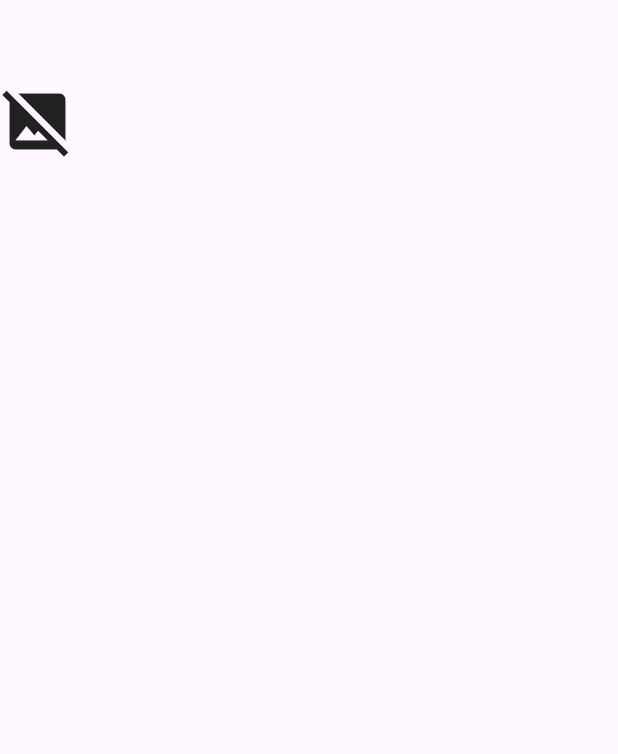
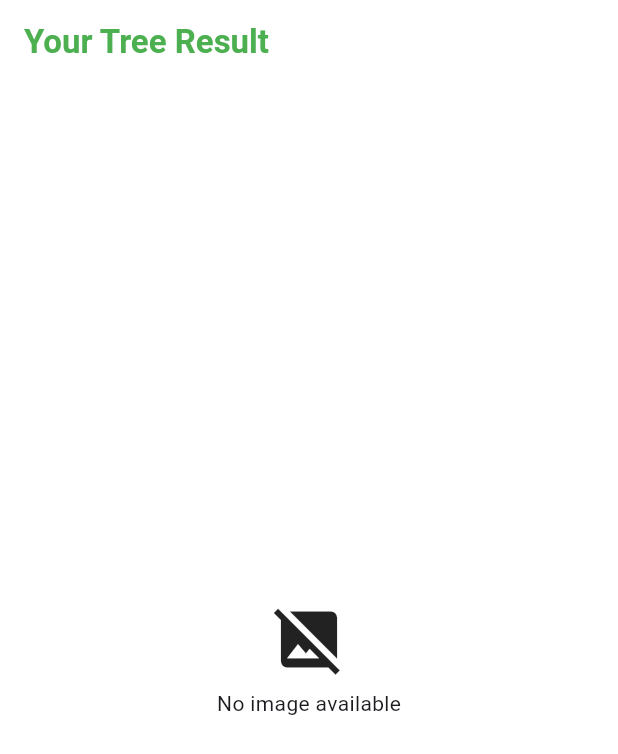
Before and after one commit to DevDadd/treecare-testing-v1, a Flutter app: the HistoryDetailPage screen opened by its route, on a phone screen of 412 x 824 dp. Shown: the top 754 px of the screen. Run offline on Flutter 3.47's test engine with Material 3 defaults, Android fonts, the phone set to English and light mode, and no system bars; our stand-ins replace animated_bottom_navigation_bar, bloc, copy_with_extension, dash_chat_2, dio, equatable and 13 more; accounts and stored records are empty; network calls fail; Roboto replaces fonts that are missing (Cairo).

Commit message:
Initialize Chatbot

```diff
--- a/lib/core/contains.dart
+++ b/lib/core/contains.dart
@@ -1,4 +1,6 @@
 class Contains {
   Contains(_);
   static const String baseUrl = "http://10.0.2.2:8000/";
+  static const String Gemini_Api_Key =
+      "AIzaSyB6oVR3GPOPW8pYWIEVhusSlCnaJaX2wJg";
 }
--- a/lib/di.dart
+++ b/lib/di.dart
@@ -1,4 +1,5 @@
 import 'package:get_it/get_it.dart';
+import 'package:testtree/cubit/chat_cubit.dart';
 import 'package:testtree/cubit/file_cubit.dart';
 import 'package:testtree/cubit/tree_cubit.dart';
 
@@ -7,4 +8,5 @@ final getIt = GetIt.instance;
 void setup() {
   getIt.registerSingleton<FileCubit>(FileCubit());
   getIt.registerSingleton<TreeCubit>(TreeCubit());
+  getIt.registerSingleton<ChatCubit>(ChatCubit());
 }
--- a/lib/feature/home/setting/views/history_detail_page.dart
+++ b/lib/feature/home/setting/views/history_detail_page.dart
@@ -1,8 +1,8 @@
 import 'package:flutter/material.dart';
 import 'package:flutter_bloc/flutter_bloc.dart';
+import 'package:google_fonts/google_fonts.dart';
 import 'package:testtree/cubit/tree_cubit.dart';
 import 'package:testtree/cubit/tree_state.dart';
-import 'package:testtree/model/tree.dart';
 
 class HistoryDetailPage extends StatefulWidget {
   const HistoryDetailPage({super.key, required this.treeId});
@@ -15,35 +15,120 @@ class HistoryDetailPage extends StatefulWidget {
 class _HistoryDetailPageState extends State<HistoryDetailPage> {
   @override
   void initState() {
-    // TODO: implement initState
     super.initState();
     context.read<TreeCubit>().getTree(widget.treeId);
   }
 
   @override
   Widget build(BuildContext context) {
+    final size = MediaQuery.of(context).size;
+
     return Scaffold(
-      appBar: AppBar(),
+      backgroundColor: Colors.white,
+      appBar: AppBar(
+        backgroundColor: Colors.transparent,
+        elevation: 0,
+        title: Text(
+          "Your Tree Result",
+          style: GoogleFonts.cairo(
+            fontWeight: FontWeight.w700,
+            color: Colors.green,
+          ),
+        ),
+      ),
       body: BlocBuilder<TreeCubit, TreeState>(
         builder: (context, state) {
           final tree = state.treeResult;
-          return Column(
-            children: [
-              if (tree?.imageUrl != null && tree!.imageUrl!.isNotEmpty)
-                Container(
-                  width: double.infinity,
-                  height: 200,
-                  child: Image.network(
-                    tree.imageUrl!,
-                    fit: BoxFit.cover,
-                    errorBuilder: (context, error, stackTrace) =>
-                        const Icon(Icons.broken_image, size: 50),
+
+          if (tree != null &&
+              tree.imageUrl != null &&
+              tree.imageUrl!.isNotEmpty) {
+            return Padding(
+              padding: const EdgeInsets.all(8.0),
+              child: Column(
+                crossAxisAlignment: CrossAxisAlignment.center,
+                children: [
+                  ClipRRect(
+                    borderRadius: BorderRadius.circular(10),
+                    child: Image.network(
+                      tree.imageUrl ?? " ",
+                      fit: BoxFit.cover,
+                    ),
                   ),
-                )
-              else
-                const Icon(Icons.image_not_supported, size: 50),
-            ],
-          );
+
+                  const SizedBox(height: 20),
+
+                  // Content
+                  Padding(
+                    padding: const EdgeInsets.symmetric(horizontal: 20),
+                    child: Column(
+                      crossAxisAlignment: CrossAxisAlignment.start,
+                      children: [
+                        Text(
+                          tree.species ?? "Unknown Tree",
+                          style: GoogleFonts.cairo(
+                            fontWeight: FontWeight.w700,
+                            fontSize: 28,
+                            color: Colors.black87,
+                          ),
+                        ),
+                        const SizedBox(height: 6),
+                        Text(
+                          tree.disease ?? "No disease detected",
+                          style: GoogleFonts.cairo(
+                            fontWeight: FontWeight.w400,
+                            fontSize: 18,
+                            color: Colors.black54,
+                          ),
+                        ),
+                        const SizedBox(height: 16),
+                        Row(
+                          mainAxisAlignment: MainAxisAlignment.spaceBetween,
+                          children: [
+                            Container(
+                              padding: const EdgeInsets.symmetric(
+                                horizontal: 16,
+                                vertical: 8,
+                              ),
+                              decoration: BoxDecoration(
+                                color: Colors.green,
+                                borderRadius: BorderRadius.circular(20),
+                              ),
+                              child: Text(
+                                "DETECTED",
+                                style: GoogleFonts.cairo(
+                                  color: Colors.white,
+                                  fontWeight: FontWeight.bold,
+                                  fontSize: 14,
+                                ),
+                              ),
+                            ),
+                            const Icon(
+                              Icons.eco,
+                              color: Colors.green,
+                              size: 24,
+                            ),
+                          ],
+                        ),
+                        const SizedBox(height: 30), // spacing at bottom
+                      ],
+                    ),
+                  ),
+                ],
+              ),
+            );
+          } else {
+            return const Center(
+              child: Column(
+                mainAxisAlignment: MainAxisAlignment.center,
+                children: [
+                  Icon(Icons.image_not_supported, size: 50),
+                  SizedBox(height: 8),
+                  Text("No image available"),
+                ],
+              ),
+            );
+          }
         },
       ),
     );
--- a/pubspec.yaml
+++ b/pubspec.yaml
@@ -56,6 +56,8 @@ dependencies:
   path_provider: ^2.1.5
   image_picker: ^1.2.0
   image_cropper: ^9.1.0
+  dash_chat_2: ^0.0.21
+  flutter_gemini: ^3.0.0
 
 dev_dependencies:
   flutter_test:
```
Also changed, not shown: lib/cubit/chat_cubit.dart (added, +61 -0 lines), lib/cubit/chat_state.dart (added, +16 -0 lines), lib/cubit/file_cubit.dart (+24 -1 lines), lib/feature/home/setting/views/chat_bot_page.dart (added, +78 -0 lines), lib/feature/home/setting/views/chat_bot_page_provider.dart (added, +15 -0 lines), lib/main.dart (+7 -5 lines), lib/my_home_page.dart (+13 -3 lines), lib/cubit/chat_state.g.dart (added), pubspec.lock, 5 other files.
